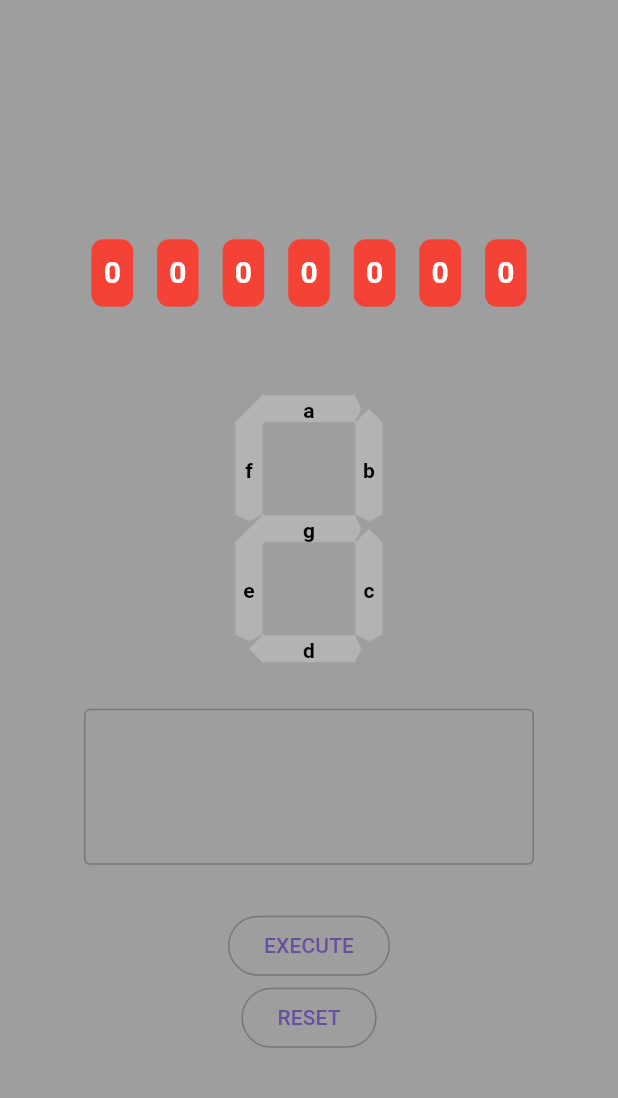
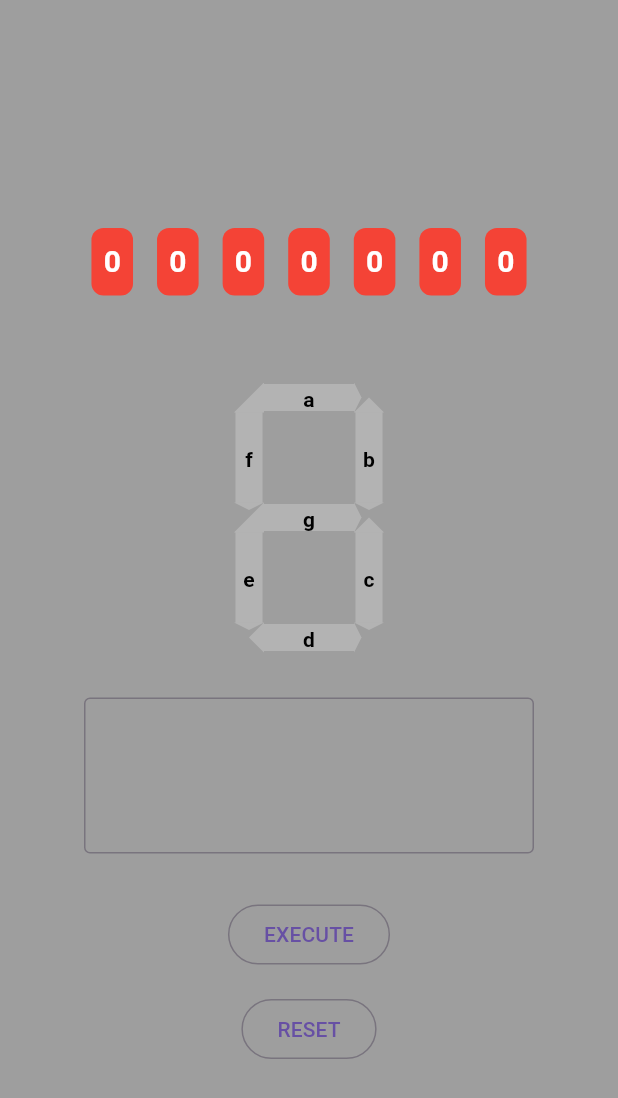
Before and after one commit to App-Akademie/seven_segment_display, a Flutter app: the screen it shows after launch, on a phone screen of 412 x 824 dp. Shown: the top 1098 px of the screen. Run offline on Flutter 3.47's test engine with Material 3 defaults, Android fonts, the light colour scheme and no system bars.

Commit message:
little layout fix

```diff
--- a/lib/seven_segment_display/presentation/seven_segment_display_page.dart
+++ b/lib/seven_segment_display/presentation/seven_segment_display_page.dart
@@ -53,6 +53,9 @@ class _SevenSegmentDisplayPageState extends State<SevenSegmentDisplayPage> {
               onPressed: () => segementController
                   .executeCommands(controller.text.split('\n')),
               child: const Text("EXECUTE")),
+          const SizedBox(
+            height: 15,
+          ),
           OutlinedButton(
               onPressed: () => segementController.reset(),
               child: const Text("RESET"))
```
